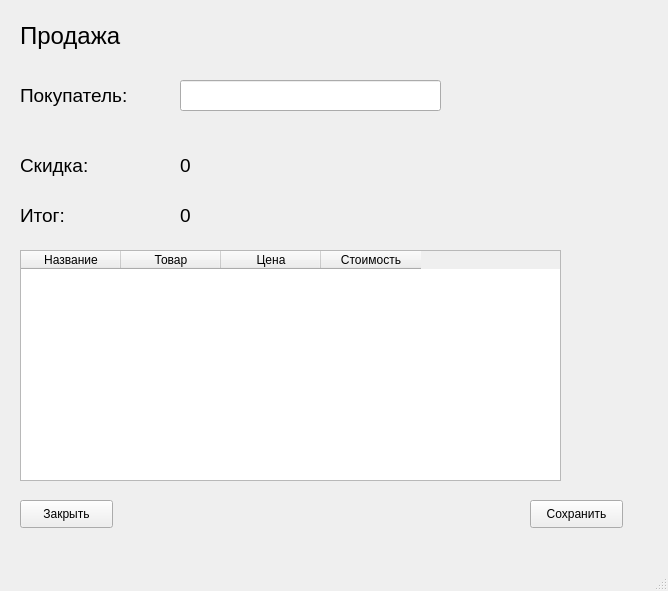
Qt form session_4/save_deal.ui (BagrKonstantin/petshop) before a commit.
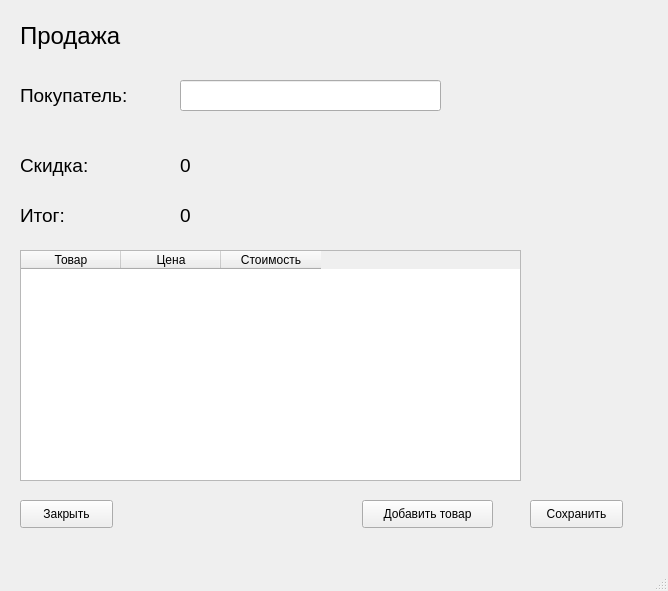
The same form after that commit.

```diff
--- a/session_4/save_deal.ui
+++ b/session_4/save_deal.ui
@@ -137,15 +137,10 @@
      <rect>
       <x>20</x>
       <y>250</y>
-      <width>541</width>
+      <width>501</width>
       <height>231</height>
      </rect>
     </property>
-    <column>
-     <property name="text">
-      <string>Название</string>
-     </property>
-    </column>
     <column>
      <property name="text">
       <string>Товар</string>
@@ -188,6 +183,19 @@
      <string>Закрыть</string>
     </property>
    </widget>
+   <widget class="QPushButton" name="pushButton_save_2">
+    <property name="geometry">
+     <rect>
+      <x>362</x>
+      <y>500</y>
+      <width>131</width>
+      <height>28</height>
+     </rect>
+    </property>
+    <property name="text">
+     <string>Добавить товар</string>
+    </property>
+   </widget>
   </widget>
   <widget class="QMenuBar" name="menubar">
    <property name="geometry">
```
